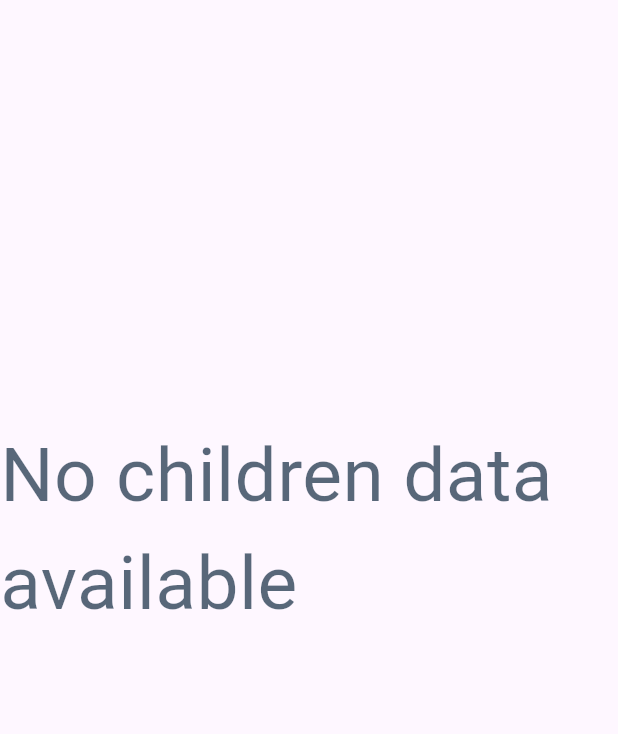
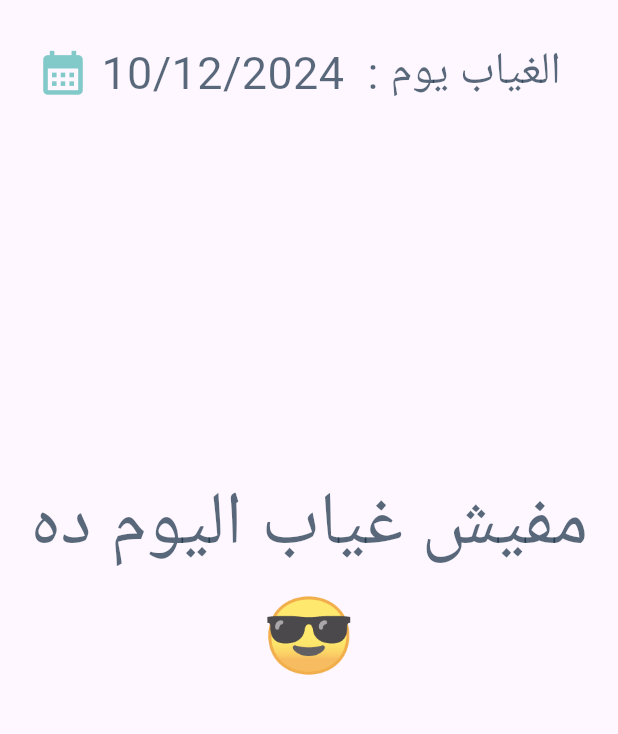
Before and after one commit to Mariamsamy26/church_service, a Flutter app: the LeverScreen screen opened directly with empty values, after a tap on "الافتقاد", on a phone screen of 412 x 824 dp, the part 199-933 px from its top. Run offline on Flutter 3.47's test engine with Material 3 defaults, Android fonts, the phone set to English and light mode, and no system bars; our stand-ins replace cloud_firestore, firebase_core, google_fonts, permission_handler, table_calendar; accounts and stored records are empty; Roboto replaces fonts that are missing (Acme, Amiri).

Commit message:
fix traking

```diff
--- a/lib/layout/leveles/childrenTrack.dart
+++ b/lib/layout/leveles/childrenTrack.dart
@@ -4,7 +4,7 @@ import 'package:intl/intl.dart';
 import '../../model/child.dart';
 import '../../shared/components/custom_Card.dart';
 import '../../shared/style/color_manager.dart';
-import '../childDetailsScreen.dart';
+import '../details/childDetailsScreen.dart';
 
 class ChildrenTrack extends StatefulWidget {
   final DateTime initialDay;
@@ -24,7 +24,6 @@ class ChildrenTrack extends StatefulWidget {
 
 class _ChildrenTrackState extends State<ChildrenTrack> {
   late DateTime selectedDate;
-
 
   @override
   void initState() {
@@ -47,8 +46,7 @@ class _ChildrenTrackState extends State<ChildrenTrack> {
             ),
             textButtonTheme: TextButtonThemeData(
               style: TextButton.styleFrom(
-                foregroundColor:
-                ColorManager.liteblueGray,
+                foregroundColor: ColorManager.liteblueGray,
               ),
             ),
           ),
@@ -74,32 +72,39 @@ class _ChildrenTrackState extends State<ChildrenTrack> {
             vertical: MediaQuery.of(context).size.height * 0.01,
           ),
           child: Row(
-
             mainAxisAlignment: MainAxisAlignment.spaceBetween,
             children: [
               IconButton(
-                icon: Icon(Icons.calendar_month_sharp,color: ColorManager.liteblueGray,size: 35,),
+                icon: Icon(
+                  Icons.calendar_month_sharp,
+                  color: ColorManager.liteblueGray,
+                  size: 35,
+                ),
                 onPressed: _showDatePicker,
               ),
               Text(
                 '${DateFormat('dd/MM/yyyy').format(selectedDate)}  : الغياب يوم   ',
                 style: FontForm.TextStyle30bold,
               ),
-
             ],
           ),
         ),
-
-        // List of children that match the selected date
         Expanded(
-          child: ListView.builder(
+          child: widget.childrenData == null || widget.childrenData!.isEmpty
+              ? Center(
+                  child: Text(
+                    "مفيش غياب اليوم ده \n😎",
+                    style: FontForm.TextStyle50bold,
+                    textAlign: TextAlign.center,
+                  ),
+                )
+              : ListView.builder(
                   shrinkWrap: true,
-            physics: NeverScrollableScrollPhysics(),
-            itemCount: widget.childrenData?.length ?? 0,
+                  itemCount: widget.childrenData!.length,
                   itemBuilder: (context, index) {
-              var child = widget.childrenData?[index];
+                    var child = widget.childrenData![index];
                     return CustomCard(
-                profileImage: child!.imgUrl.toString(),
+                      profileImage: child.imgUrl.toString(),
                       name: child.name!,
                       phone: child.phone,
                       id: child.id ?? "N/A",
--- a/lib/layout/leveles/leverScreen.dart
+++ b/lib/layout/leveles/leverScreen.dart
@@ -37,7 +37,6 @@ class LeverScreen extends StatelessWidget {
               children: [
                 FiltersBar(
                   onMonthChanged: (month) {
-                    // تحديث الشهر في المزود
                     childrenProvider.updateMonthFilter(month);
                   },
                 ),
@@ -48,17 +47,22 @@ class LeverScreen extends StatelessWidget {
                       if (snapshot.connectionState == ConnectionState.waiting) {
                         return Center(child: CircularProgressIndicator());
                       }
-
-                      if (!snapshot.hasData || snapshot.data!.isEmpty) {
-                        return Center(
-                          child: Text(
-                            "No children data available",
-                            style: FontForm.TextStyle50bold,
-                          ),
-                        );
+                      var childrenData = snapshot.data;
+                      if (snapshot.data == null || snapshot.data!.isEmpty) {
+                        return childrenProvider.selectedMonth == "14"
+                            ? ChildrenTrack(
+                                initialDay: childrenProvider.selectedDayTrack,
+                                onDayChanged: (DateTime day) {
+                                  childrenProvider.updateTrackingDate(day);
+                                },
+                                childrenData: childrenData,
+                              )
+                            : Text(
+                                "يمكن تضيف عيال المرحله ديه \n🌚.. ",
+                                style: FontForm.TextStyle50bold,
+                                textAlign: TextAlign.center,
+                              );
                       }
-
-                      var childrenData = snapshot.data;
 
                       if (childrenProvider.selectedMonth == "13") {
                         return ChildrenAtt(
@@ -79,7 +83,6 @@ class LeverScreen extends StatelessWidget {
                         );
                       }
 
-                      // العرض الافتراضي
                       return ChildrenFind(childrenData: childrenData);
                     },
                   ),
```
Lines whose indentation alone changed are shown as unchanged.
